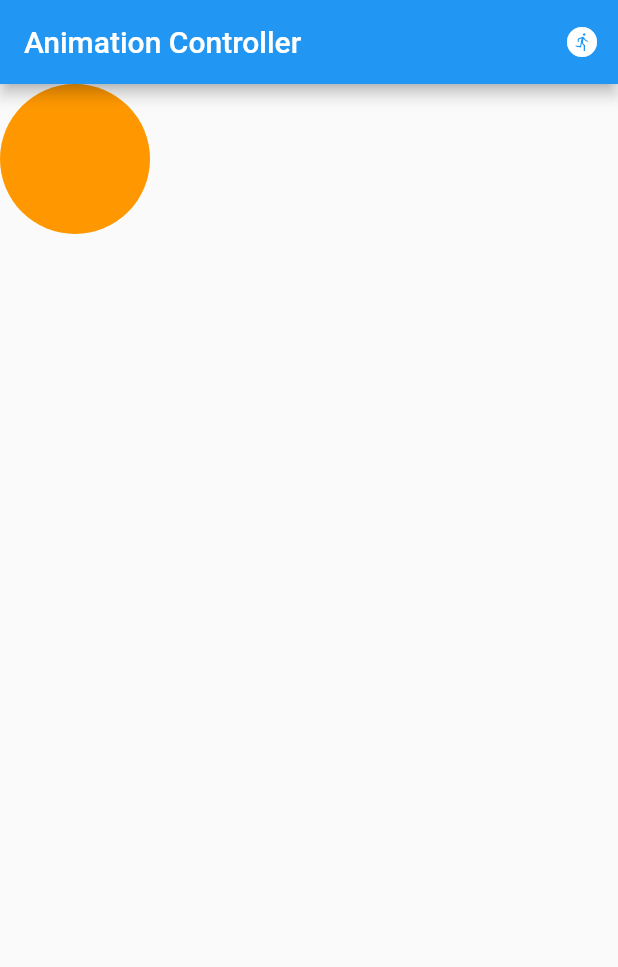
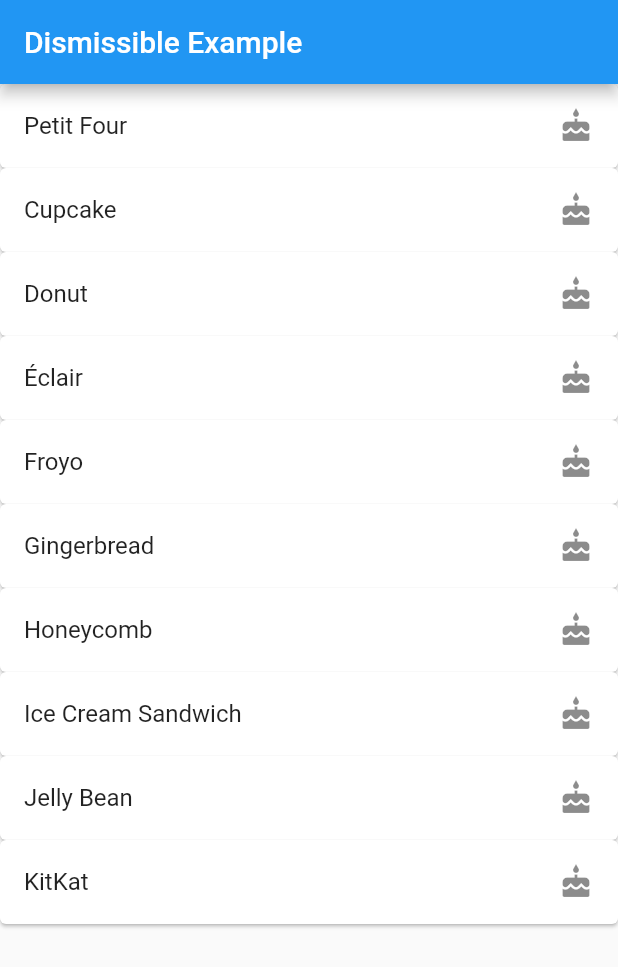
Before and after one commit to ningo-agilityio/lan-tran-flutter-training, a Flutter app: the screen it shows after launch, on a phone screen of 412 x 824 dp. Shown: the top 967 px of the screen. Run offline on Flutter 3.47's test engine with Material 2 defaults, Android fonts, the phone set to English and light mode, and no system bars; our stand-ins replace geolocator, google_fonts, google_maps_flutter, location, shared_preferences.

Commit message:
finished chapter11

```diff
--- /dev/null
+++ b/myanimations/lib/dismissible.dart
@@ -0,0 +1,87 @@
+import 'package:flutter/material.dart';
+import 'package:animations/animations.dart';
+
+class DismissibleScreen extends StatefulWidget {
+  @override
+  _DismissibleScreenState createState() => _DismissibleScreenState();
+}
+
+class _DismissibleScreenState extends State<DismissibleScreen> {
+  final List<String> sweets = [
+    'Petit Four',
+    'Cupcake',
+    'Donut',
+    'Éclair',
+    'Froyo',
+    'Gingerbread ',
+    'Honeycomb ',
+    'Ice Cream Sandwich',
+    'Jelly Bean',
+    'KitKat'
+  ];
+
+  @override
+  Widget build(BuildContext context) {
+    return Scaffold(
+      appBar: AppBar(
+        title: Text('Dismissible Example'),
+      ),
+      body: ListView.builder(
+        itemCount: sweets.length,
+        itemBuilder: (context, index) {
+          // return Dismissible(
+          //   key: Key(sweets[index]),
+          //   child: ListTile(
+          //     title: Text(sweets[index]),
+          //   ),
+          //   onDismissed: (direction) {
+          //     sweets.removeAt(index);
+          //   },
+          // );
+          return OpenContainer(
+            transitionDuration: Duration(seconds: 3),
+            transitionType: ContainerTransitionType.fade,
+            openBuilder: (context, closeContainer) {
+              return Scaffold(
+                appBar: AppBar(
+                  title: Text(sweets[index]),
+                ),
+                body: Center(
+                  child: Column(
+                    children: [
+                      Container(
+                        width: 200,
+                        height: 200,
+                        child: Icon(
+                          Icons.cake,
+                          size: 200,
+                          color: Colors.orange,
+                        ),
+                      ),
+                      Text(sweets[index])
+                    ],
+                  ),
+                ),
+              );
+            },
+            closedBuilder: (context, openContainer) {
+              return Dismissible(
+                key: Key(sweets[index]),
+                child: ListTile(
+                  title: Text(sweets[index]),
+                  trailing: Icon(Icons.cake),
+                  onTap: () {
+                    openContainer();
+                  },
+                ),
+                onDismissed: (direction) {
+                  sweets.removeAt(index);
+                },
+              );
+            },
+          );
+        },
+      ),
+    );
+  }
+}
--- a/myanimations/lib/main.dart
+++ b/myanimations/lib/main.dart
@@ -1,6 +1,10 @@
 import 'package:flutter/material.dart';
 import 'my_animation.dart';
 import 'shape_animation.dart';
+import 'listscreen.dart';
+import 'fade_transition.dart';
+import 'animatedlist.dart';
+import 'dismissible.dart';
 
 void main() {
   runApp(const MyApp());
@@ -17,7 +21,7 @@ class MyApp extends StatelessWidget {
       theme: ThemeData(
         primarySwatch: Colors.blue,
       ),
-      home: ShapeAnimation(),
+      home: DismissibleScreen(),
     );
   }
 }
--- a/myanimations/lib/shape_animation.dart
+++ b/myanimations/lib/shape_animation.dart
@@ -24,10 +24,15 @@ class _ShapeAnimationState extends State<ShapeAnimation>
 
   @override
   void initState() {
+    // controller = AnimationController(
+    //   duration: const Duration(seconds: 3),
+    //   vsync: this,
+    // );
+
     controller = AnimationController(
       duration: const Duration(seconds: 3),
       vsync: this,
-    );
+    )..repeat(reverse: true);
 
     // animationLeft = Tween<double>(begin: 0, end: 200).animate(controller);
     // animationTop = Tween<double>(begin: 0, end: 400).animate(controller)
@@ -39,10 +44,12 @@ class _ShapeAnimationState extends State<ShapeAnimation>
       parent: controller,
       curve: Curves.easeInOut,
     );
+
     animation
       ..addListener(() {
         moveBall();
       });
+
     super.initState();
   }
 
@@ -51,15 +58,15 @@ class _ShapeAnimationState extends State<ShapeAnimation>
     return Scaffold(
       appBar: AppBar(
         title: Text('Animation Controller'),
-        actions: [
-          IconButton(
-            onPressed: () {
-              controller.reset();
-              controller.forward();
-            },
-            icon: Icon(Icons.run_circle),
-          )
-        ],
+        // actions: [
+        //   IconButton(
+        //     onPressed: () {
+        //       controller.reset();
+        //       controller.forward();
+        //     },
+        //     icon: Icon(Icons.run_circle),
+        //   )
+        // ],
       ),
       // body: Stack(
       //   children: [
@@ -72,11 +79,16 @@ class _ShapeAnimationState extends State<ShapeAnimation>
           builder: (BuildContext context, BoxConstraints constraints) {
             maxLeft = constraints.maxWidth - ballSize;
             maxTop = constraints.maxHeight - ballSize;
-            return Stack(
-              children: [
-                Positioned(left: posLeft, top: posTop, child: Ball()),
-              ],
-            );
+            return Stack(children: [
+              AnimatedBuilder(
+                  animation: controller,
+                  child: Positioned(left: posLeft, top: posTop, child: Ball()),
+                  builder: (BuildContext context, Widget? child) {
+                    moveBall();
+                    return Positioned(
+                        left: posLeft, top: posTop, child: Ball());
+                  })
+            ]);
           },
         ),
       ),
@@ -84,15 +96,18 @@ class _ShapeAnimationState extends State<ShapeAnimation>
   }
 
   void moveBall() {
-    setState(() {
-      // pos = animation.value;
+    // setState(() {
+    //   // pos = animation.value;
 
-      // posTop = animationTop.value;
-      // posLeft = animationLeft.value;
+    //   // posTop = animationTop.value;
+    //   // posLeft = animationLeft.value;
 
-      posTop = animation.value * maxTop;
-      posLeft = animation.value * maxLeft;
-    });
+    //   posTop = animation.value * maxTop;
+    //   posLeft = animation.value * maxLeft;
+    // });
+
+    posTop = animation.value * maxTop;
+    posLeft = animation.value * maxLeft;
   }
 }
 
--- a/myanimations/pubspec.yaml
+++ b/myanimations/pubspec.yaml
@@ -35,6 +35,7 @@ dependencies:
   # The following adds the Cupertino Icons font to your application.
   # Use with the CupertinoIcons class for iOS style icons.
   cupertino_icons: ^1.0.2
+  animations: ^2.0.7
 
 dev_dependencies:
   flutter_test:
```
Also changed, not shown: myanimations/lib/DetailScreen.dart (added, +37 -0 lines), myanimations/lib/animatedlist.dart (added, +69 -0 lines), myanimations/lib/fade_transition.dart (added, +50 -0 lines), myanimations/lib/listscreen.dart (added, +31 -0 lines), myanimations/pubspec.lock.
